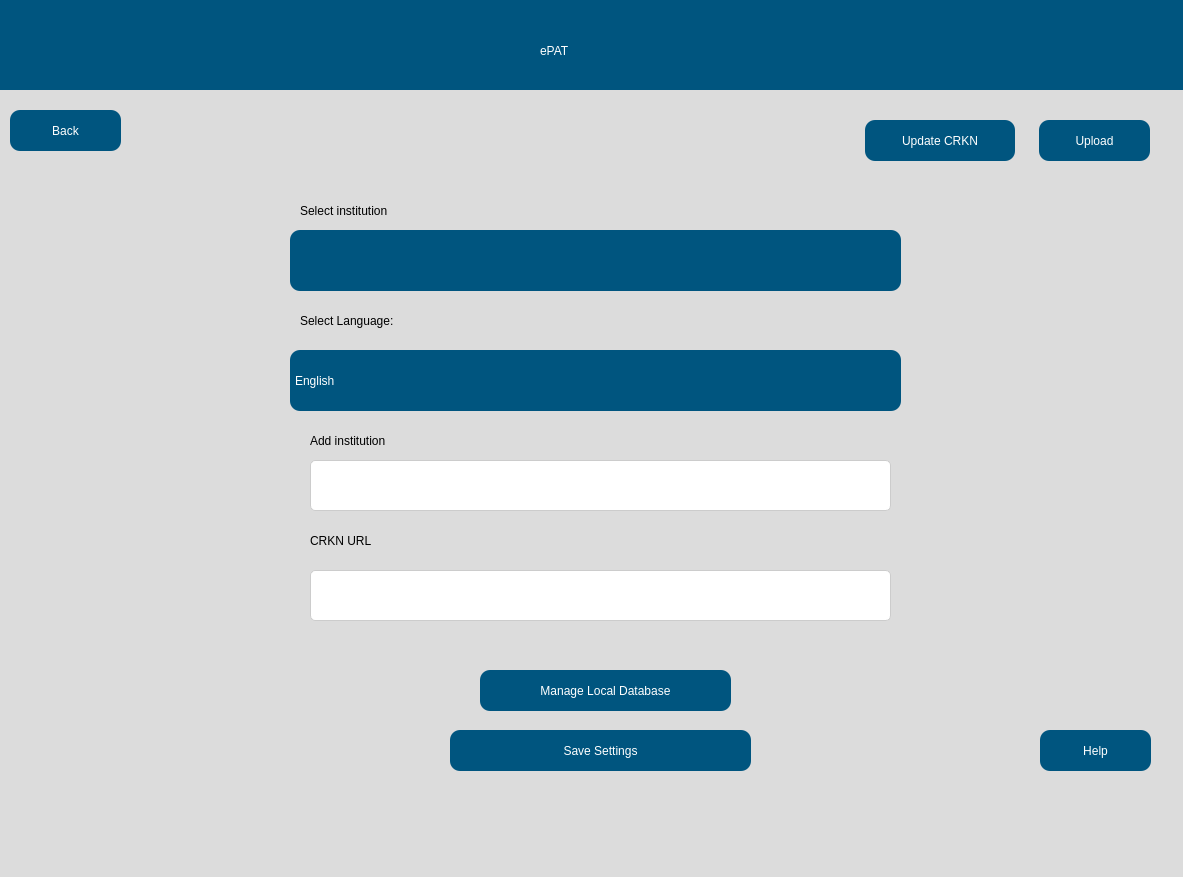
Qt form src/user_interface/english_settingsPage.ui (eppenney/eBook-Perpetual-Access-Rights-Tracker) before a commit.
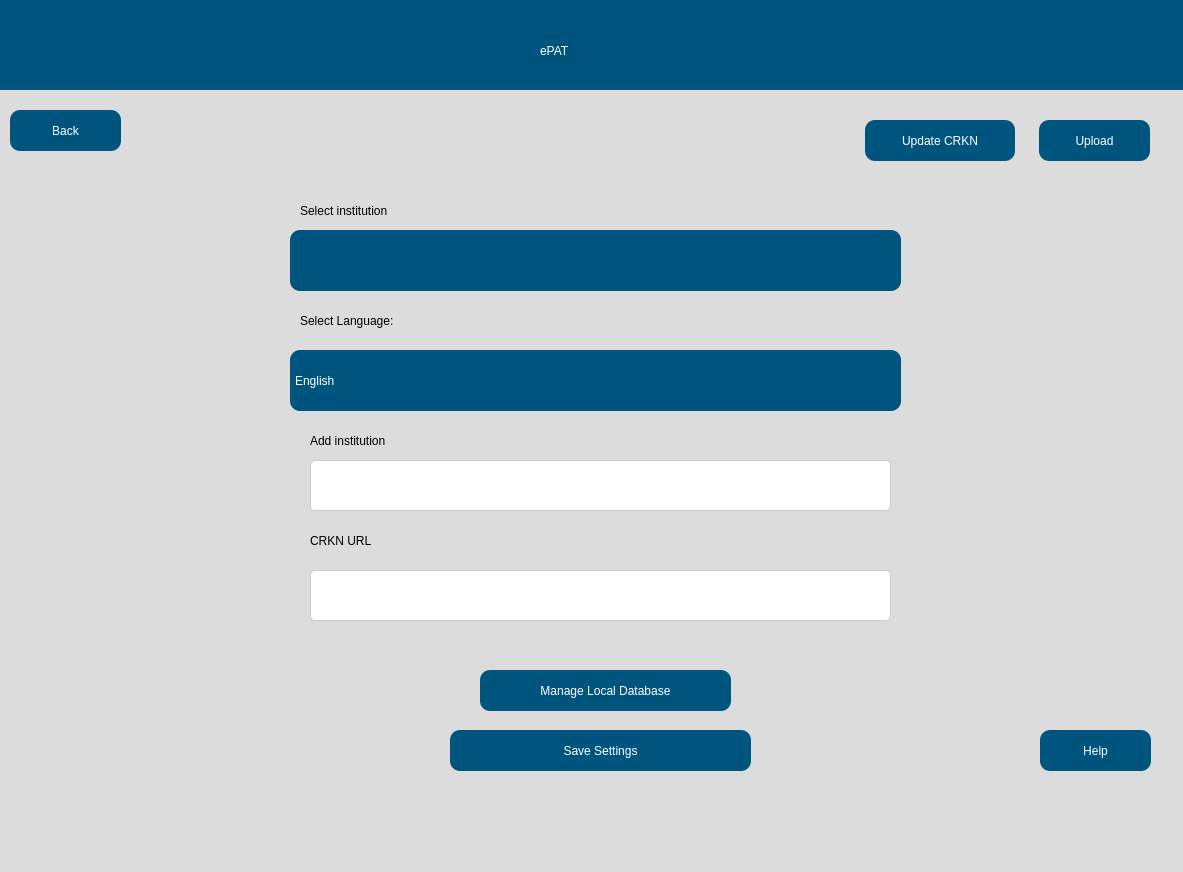
The same form after that commit. Icons and pictures are not drawn.

Commit message: There are alot of changes in the uI. Also now there is welcomeScreen that should be saving the settings before opening the file. Made a small change in the settingsWheel on the startScreen which shall rotate when hover over it just a small change.

What changed in the file:
```diff
--- a/src/user_interface/english_settingsPage.ui
+++ b/src/user_interface/english_settingsPage.ui
@@ -7,7 +7,7 @@
     <x>0</x>
     <y>0</y>
     <width>1183</width>
-    <height>877</height>
+    <height>872</height>
    </rect>
   </property>
   <property name="windowTitle">
```
The commit also changes 4 other files.
